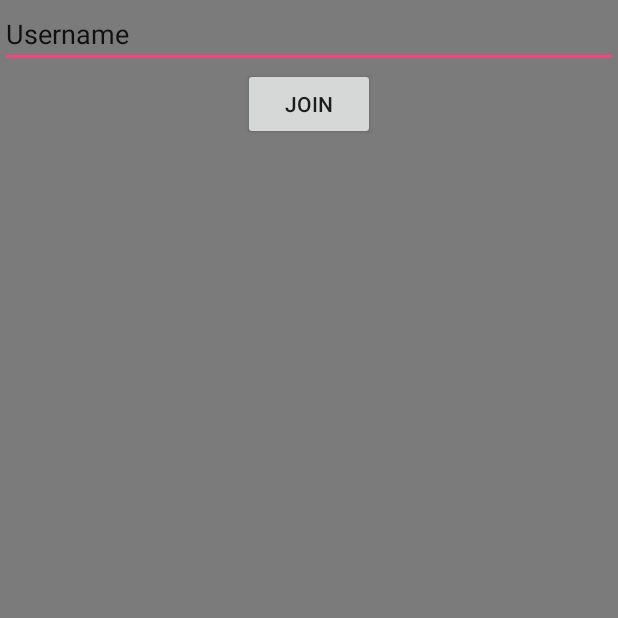
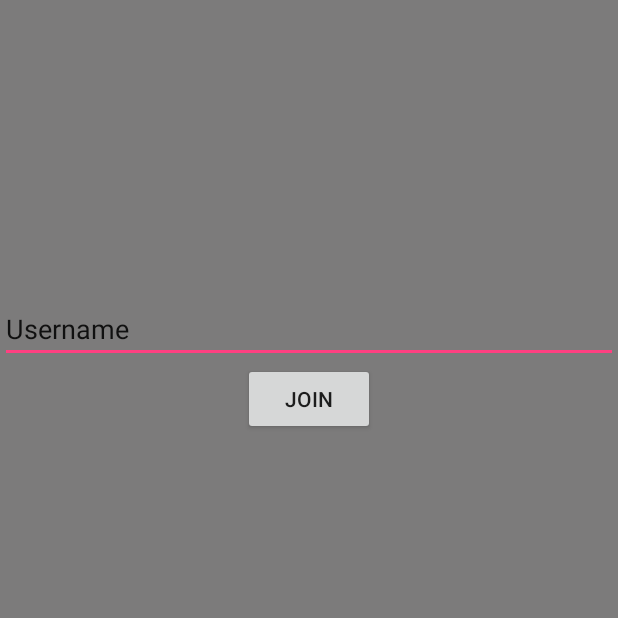
Before and after one commit to pgrath/hack2015, an Android app: the screen it shows after launch (MainActivity), on a phone screen of 412 x 824 dp, the top half of it. Run offline under Robolectric (Android 15) with nearby library versions, the phone set to English and light mode, and no system bars.

Commit message:
Updated UI for other activities

```diff
--- a/app/src/main/res/layout/activity_main.xml
+++ b/app/src/main/res/layout/activity_main.xml
@@ -8,23 +8,24 @@
 
     <!-- Spacing and horizontal rule (line) to separate Button from TextView -->
 
-    <LinearLayout android:layout_width="match_parent"
-        android:layout_height="wrap_content">
-        android:orientation="vertical"
+    <Space
         android:layout_width="match_parent"
-        android:layout_height="wrap_content"></LinearLayout>
+        android:layout_height="0dp"
+        android:layout_gravity="center_horizontal"
+        android:layout_weight="0.27" />
 
     <EditText
         android:layout_width="match_parent"
         android:layout_height="wrap_content"
         android:id="@+id/editText"
-        android:text="Username" />
+        android:text="@string/edit_username" />
 
     <Button
         android:layout_width="wrap_content"
         android:layout_height="wrap_content"
-        android:text="Join"
+        android:text="@string/button_join"
         android:id="@+id/button"
+        android:onClick="joinChat"
         android:layout_gravity="center_horizontal" />
 
 </LinearLayout>
--- a/app/src/main/res/values/strings.xml
+++ b/app/src/main/res/values/strings.xml
@@ -1,6 +1,12 @@
 <resources>
     <string name="app_name">Hack2015</string>
     <string name="action_settings">Settings</string>
+    <string name="title_activity_chat">ChatActivity</string>
+    <string name="blank_view">""</string>
+    <string name="button_join">Join</string>
+    <string name="button_send">Send</string>
+    <string name="edit_username">Username</string>
+    <string name="title_activity_cena_chat">CenaChatActivity</string>
 
 
 
```
Also changed, not shown: app/src/main/AndroidManifest.xml (+12 -4 lines), app/src/main/java/com/example/pat/hack2015/CenaChatActivity.java (added, +29 -0 lines), app/src/main/java/com/example/pat/hack2015/ChatActivity.java (added, +22 -0 lines), app/src/main/java/com/example/pat/hack2015/MainActivity.java (+10 -0 lines), app/src/main/res/layout/activity_cena_chat.xml (added, +9 -0 lines), app/src/main/res/layout/activity_chat.xml (added, +20 -0 lines), app/src/main/res/layout/content_cena_chat.xml (added, +13 -0 lines), app/src/main/res/layout/content_chat.xml (added, +37 -0 lines), app/src/main/assets/cena-xhdpi.png (added).
